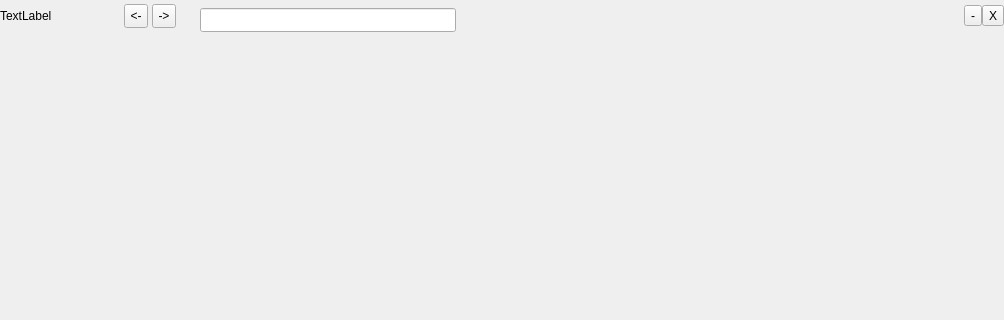
Qt form mainui/mainwindow.ui (ukui/ukui-control-center) before a commit; both pictures show x 0 to 1004 and y 0 to 320 of the 1004 by 744 pixel window.
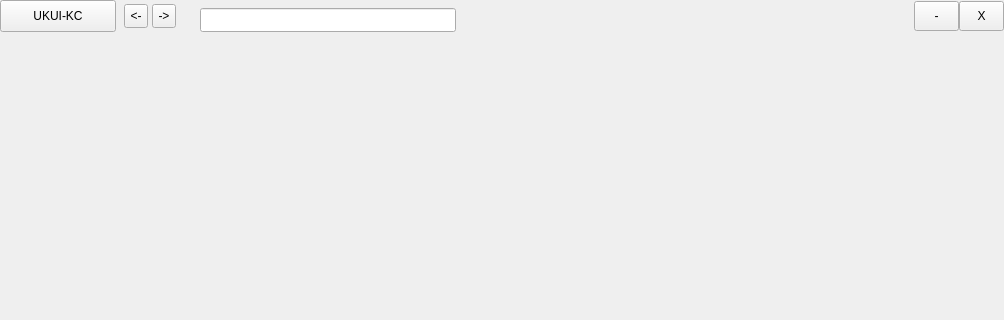
The same form after that commit.

Commit message: ukui3.0 ukui-control-center(exclude frame modules 29; unfinish 11; finish need beautify 18)  * 标题栏qss样式调整  * 打印机功能布局调整  * 账户信息加密问题解决  * 左侧边栏返回按钮样式调整

```diff
--- a/mainui/mainwindow.ui
+++ b/mainui/mainwindow.ui
@@ -115,21 +115,21 @@
                  <number>4</number>
                 </property>
                 <item>
-                 <widget class="QLabel" name="label">
+                 <widget class="QToolButton" name="ltBtn">
                   <property name="minimumSize">
                    <size>
                     <width>116</width>
-                    <height>0</height>
+                    <height>32</height>
                    </size>
                   </property>
                   <property name="maximumSize">
                    <size>
                     <width>116</width>
-                    <height>16777215</height>
+                    <height>32</height>
                    </size>
                   </property>
                   <property name="text">
-                   <string>TextLabel</string>
+                   <string>UKUI-KC</string>
                   </property>
                  </widget>
                 </item>
@@ -265,6 +265,18 @@
            </item>
            <item>
             <widget class="QToolButton" name="minBtn">
+             <property name="minimumSize">
+              <size>
+               <width>45</width>
+               <height>30</height>
+              </size>
+             </property>
+             <property name="maximumSize">
+              <size>
+               <width>45</width>
+               <height>30</height>
+              </size>
+             </property>
              <property name="text">
               <string>-</string>
              </property>
@@ -272,6 +284,18 @@
            </item>
            <item>
             <widget class="QToolButton" name="closeBtn">
+             <property name="minimumSize">
+              <size>
+               <width>45</width>
+               <height>30</height>
+              </size>
+             </property>
+             <property name="maximumSize">
+              <size>
+               <width>45</width>
+               <height>30</height>
+              </size>
+             </property>
              <property name="text">
               <string>X</string>
              </property>
```
Left out of the diff: 4 changed lines with no effect on the pictures. The commit also changes 9 other files.
